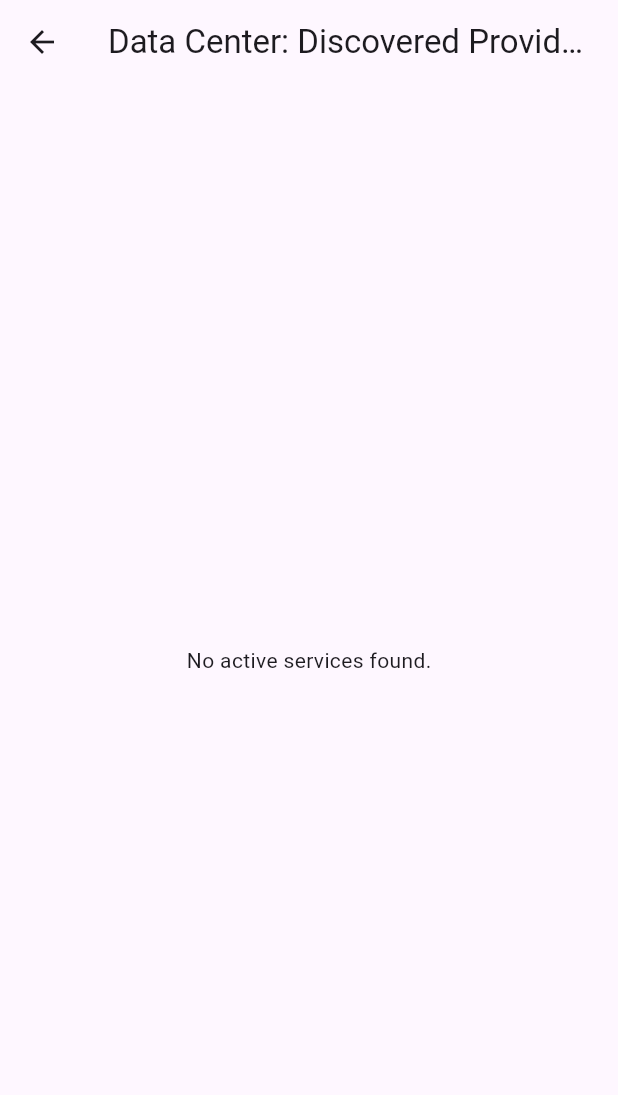
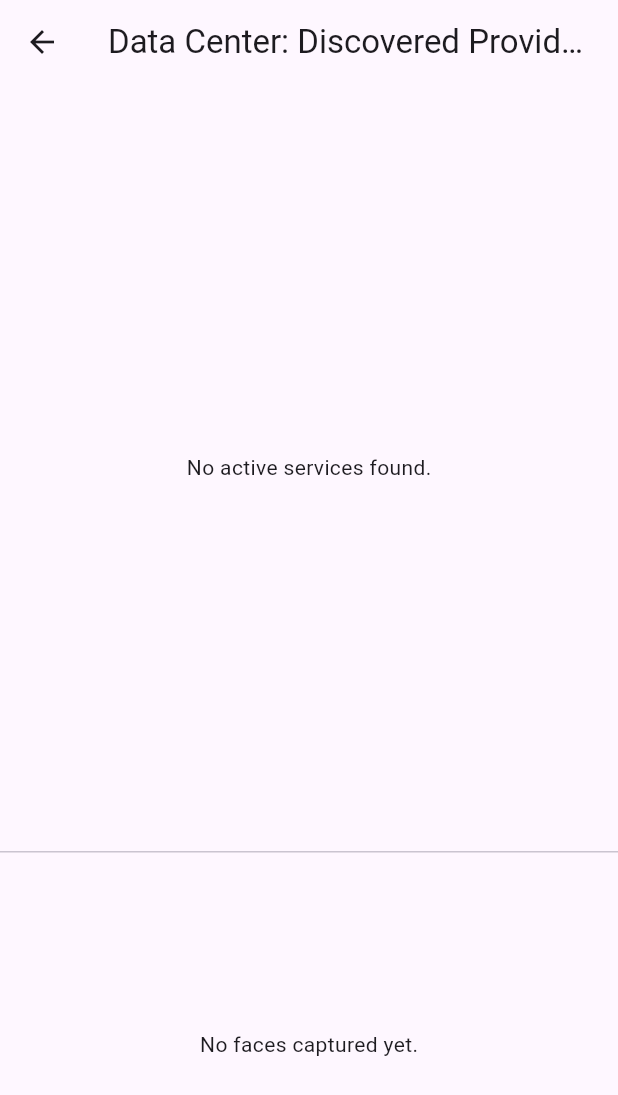
Before and after one commit to abdelaziz-mahdy/automated_attendance, a Flutter app: the DataCenterView screen opened by its route, on a phone screen of 412 x 824 dp. Shown: the top 1095 px of the screen. Run offline on Flutter 3.47's test engine with Material 3 defaults, Android fonts, the phone set to English and light mode, and no system bars; our stand-ins replace camera, permission_handler; missing offline and left inert: bonsoir, network_info_plus, opencv_dart; statements that could not run were skipped.

Commit message:
Enhance camera management to capture and store face thumbnails; update DataCenterView to display captured faces in a horizontal list alongside active providers in a grid layout.

```diff
--- a/lib/services/camera_manager.dart
+++ b/lib/services/camera_manager.dart
@@ -1,3 +1,5 @@
+// camera_manager.dart
+
 import 'dart:async';
 import 'package:automated_attendance/camera_providers/i_camera_provider.dart';
 import 'package:automated_attendance/camera_providers/remote_camera_provider.dart';
@@ -17,11 +19,14 @@ class CameraManager extends ChangeNotifier {
   // Keep a timer for each provider
   final Map<String, Timer> _pollTimers = {};
 
+  // Stream controller for face embeddings
   final StreamController<List<double>> _faceFeaturesStreamController =
       StreamController.broadcast();
-
   Stream<List<double>> get faceFeaturesStream =>
       _faceFeaturesStreamController.stream;
+
+  /// NEW: A list to store all cropped face thumbnails.
+  final List<Uint8List> capturedFaces = [];
 
   bool _isListening = false;
 
@@ -30,15 +35,13 @@ class CameraManager extends ChangeNotifier {
     _isListening = true;
 
     await _discoveryService.startDiscovery(serviceType: '_camera._tcp');
-
-    // Handle discovered services
     _discoveryService.discoveryStream.listen(_onServiceDiscovered);
     _discoveryService.removeStream.listen(_onServiceRemoved);
   }
 
   Future<void> stopListening() async {
     _isListening = false;
-    // Stop discovery
+
     await _discoveryService.stopDiscovery();
 
     // Cancel all provider timers
@@ -111,21 +114,27 @@ class CameraManager extends ChangeNotifier {
     try {
       final frame = await provider.getFrame();
       if (frame != null) {
-        // Process frame for face features
+        // 1) Process frame for face detection + bounding boxes
         final processedFrame = await FaceProcessingService.processFrame(frame);
 
         if (processedFrame != null) {
+          // Keep the annotated frame for UI display
           _lastFrames[address] = processedFrame.processedFrame;
 
-          // Extract face features if any faces are detected
+          // 2) Extract face embeddings if needed
           final features = await _extractFaceFeatures(
-              processedFrame.processedFrameMat, processedFrame.faces);
-
+            processedFrame.processedFrameMat,
+            processedFrame.faces,
+          );
           if (features.isNotEmpty) {
             for (var feature in features) {
               _faceFeaturesStreamController.add(feature);
             }
           }
+
+          // 3) Crop out each detected face as a thumbnail
+          _cropFacesAndStore(
+              processedFrame.processedFrameMat, processedFrame.faces);
         }
       }
       notifyListeners();
@@ -140,6 +149,39 @@ class CameraManager extends ChangeNotifier {
         .extractFaceFeatures(frameBytes, faces);
   }
 
+  /// NEW: Takes the processed frame and the faces Mat, then crops each face
+  /// and encodes it as a JPEG. Stores in [capturedFaces].
+  Future<void> _cropFacesAndStore(Mat annotatedFrame, Mat faces) async {
+    for (int i = 0; i < faces.rows; i++) {
+      final x = faces.at<double>(i, 0).toInt();
+      final y = faces.at<double>(i, 1).toInt();
+      final w = faces.at<double>(i, 2).toInt();
+      final h = faces.at<double>(i, 3).toInt();
+
+      // Make sure bounding box is within image boundaries
+      final safeW =
+          (x + w) > annotatedFrame.width ? annotatedFrame.width - x : w;
+      final safeH =
+          (y + h) > annotatedFrame.height ? annotatedFrame.height - y : h;
+
+      if (safeW <= 0 || safeH <= 0) {
+        continue;
+      }
+
+      final faceRect = Rect(x, y, safeW, safeH);
+      final faceMat = await annotatedFrame.regionAsync(faceRect);
+
+      // Encode the cropped face to JPEG
+      final (encSuccess, faceBytes) = imencode(".jpg", faceMat);
+      faceMat.dispose();
+
+      if (encSuccess) {
+        capturedFaces.insert(0, faceBytes);
+      }
+    }
+    notifyListeners();
+  }
+
   Uint8List? getLastFrame(String address) => _lastFrames[address];
 
   @override
--- a/lib/views/data_center_view.dart
+++ b/lib/views/data_center_view.dart
@@ -1,3 +1,5 @@
+// data_center_view.dart
+
 import 'package:automated_attendance/services/camera_manager.dart';
 import 'package:flutter/material.dart';
 import 'package:provider/provider.dart';
@@ -13,7 +15,12 @@ class DataCenterView extends StatelessWidget {
       appBar: AppBar(
         title: const Text("Data Center: Discovered Providers"),
       ),
-      body: Consumer<CameraManager>(
+      body: Column(
+        children: [
+          // 1) The Grid of active providers
+          Expanded(
+            flex: 2,
+            child: Consumer<CameraManager>(
               builder: (context, manager, child) {
                 final providers = manager.activeProviders.keys.toList();
 
@@ -21,16 +28,11 @@ class DataCenterView extends StatelessWidget {
                   return const Center(child: Text("No active services found."));
                 }
 
-          // Use GridView instead of ListView
                 return GridView.builder(
-            // This delegate will ensure items have a max width of 200
-            // and a height of 300 (via childAspectRatio).
-            gridDelegate: SliverGridDelegateWithMaxCrossAxisExtent(
+                  gridDelegate: const SliverGridDelegateWithMaxCrossAxisExtent(
                     maxCrossAxisExtent: 300,
                     mainAxisSpacing: 8,
                     crossAxisSpacing: 8,
-              // Aspect ratio = width / height
-              // Here it's 200 / 300 = 0.666...
                     childAspectRatio: 1,
                   ),
                   itemCount: providers.length,
@@ -66,6 +68,41 @@ class DataCenterView extends StatelessWidget {
                 );
               },
             ),
+          ),
+
+          const Divider(height: 1),
+
+          // 2) A list of all captured faces
+          Expanded(
+            flex: 1,
+            child: Consumer<CameraManager>(
+              builder: (context, manager, child) {
+                final faces = manager.capturedFaces;
+                if (faces.isEmpty) {
+                  return const Center(child: Text("No faces captured yet."));
+                }
+
+                return ListView.builder(
+                  scrollDirection: Axis.horizontal, // or vertical
+                  itemCount: faces.length,
+                  itemBuilder: (context, index) {
+                    final faceBytes = faces[index];
+                    return Padding(
+                      padding: const EdgeInsets.all(8.0),
+                      child: Image.memory(
+                        faceBytes,
+                        width: 100,
+                        height: 100,
+                        fit: BoxFit.cover,
+                      ),
+                    );
+                  },
+                );
+              },
+            ),
+          ),
+        ],
+      ),
     );
   }
 }
```
Lines whose indentation alone changed are shown as unchanged.
